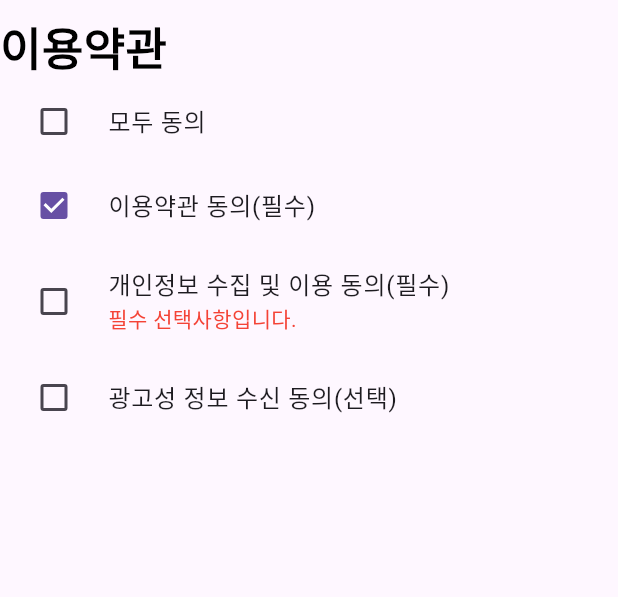
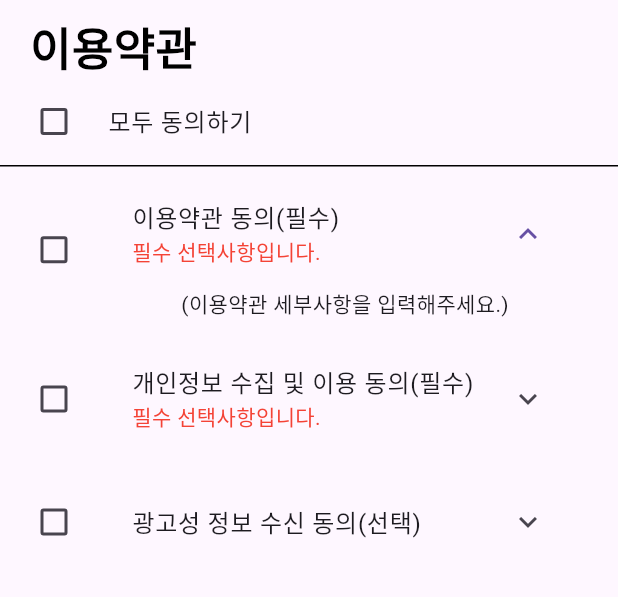
Before and after one commit to Pharmmatch/Pharmmatch_App, a Flutter app: the screen it shows after launch, after a tap on "이용약관 동의(필수)", on a phone screen of 412 x 824 dp, the part 495-1092 px from its top. Run offline on Flutter 3.47's test engine with Material 3 defaults, Android fonts, the phone set to English and light mode, and no system bars; our stand-ins replace firebase_auth, firebase_core, google_sign_in; accounts and stored records are empty.

Commit message:
expandscreen 추가함 사소한 디자인 조정

```diff
--- a/lib/screens/termsofuse_screen.dart
+++ b/lib/screens/termsofuse_screen.dart
@@ -16,10 +16,14 @@ class _TermsofuseScreenState extends State<TermsofuseScreen> {
     bool checkboxvalue3 = false;
     bool checkboxvalue4 = false;
 
+    double screenWidth = MediaQuery.of(context).size.width;
+    double screenHeight = MediaQuery.of(context).size.height;
+
     return StatefulBuilder(
         builder: (BuildContext context, StateSetter setState) {
           return Scaffold(
-              body: Column(
+              body: SingleChildScrollView(
+                child: Column(
                     children: [
                       const SizedBox(
                         height: 30
@@ -37,9 +41,12 @@ class _TermsofuseScreenState extends State<TermsofuseScreen> {
                         height: 10
                       ),
 
-                    Container(
-                      width: 1000,
-                      child: Text(
+                      const Row (
+                        children: [
+                          SizedBox(
+                            width: 20
+                          ),
+                          Text(
                           '이용약관',
                             style: TextStyle(
                               fontSize: 30.0,
@@ -48,6 +55,7 @@ class _TermsofuseScreenState extends State<TermsofuseScreen> {
                             ),
                             textAlign: TextAlign.left
                           ),
+                        ]
                       ),
 
                       CheckboxListTile(
@@ -58,44 +66,82 @@ class _TermsofuseScreenState extends State<TermsofuseScreen> {
                           });
                         },
                         controlAffinity: ListTileControlAffinity.leading,
-                      title: Text('모두 동의'),
+                        title: Text('모두 동의하기'),
+                      ),
+
+                      Divider(
+                          height: 3,
+                          color: Colors.black
                       ),
 
                       CheckboxListTile(
                         controlAffinity: ListTileControlAffinity.leading,
-                      title: Text('이용약관 동의(필수)'),
+                        title: ExpansionTile(
+                            title: new Text('이용약관 동의(필수)',
+                            ),
+                            initiallyExpanded: false,
+                            shape: InputBorder.none,
+                            children: <Widget>[
+                              Text(
+                                  '(이용약관 세부사항을 입력해주세요.)'
+                              )
+
+                            ],
+                            subtitle: !checkboxvalue2
+                            ? Text(
+                            '필수 선택사항입니다.',
+                            style: TextStyle(color: Colors.red),
+                            ) : null,
+                        ),
                         value: checkboxvalue2,
                         onChanged: (bool? value) {
                           setState(() {
                             checkboxvalue2 = value!;
                           });
                         },
+                      ),
+
+                      CheckboxListTile(
+                        controlAffinity: ListTileControlAffinity.leading,
+                        title: ExpansionTile(
+                          title: new Text('개인정보 수집 및 이용 동의(필수)',
+                          ),
+                          initiallyExpanded: false,
+                          shape: InputBorder.none,
+                          children: <Widget>[
+                            Text(
+                                '(개인정보 수집 및 이용 세부사항을 입력해주세요.)'
+                            )
+
+                          ],
                           subtitle: !checkboxvalue2
                               ? Text(
                             '필수 선택사항입니다.',
                             style: TextStyle(color: Colors.red),
                           ) : null,
                         ),
-
-                    CheckboxListTile(
-                      controlAffinity: ListTileControlAffinity.leading,
-                      title: Text('개인정보 수집 및 이용 동의(필수)'),
                         value: checkboxvalue3,
                         onChanged: (bool? value) {
                           setState(() {
                             checkboxvalue3 = value!;
                           });
                         },
-                      subtitle: !checkboxvalue3
-                          ? Text(
-                        '필수 선택사항입니다.',
-                        style: TextStyle(color: Colors.red),
-                      ) : null,
                       ),
 
                       CheckboxListTile(
                         controlAffinity: ListTileControlAffinity.leading,
-                      title: Text('광고성 정보 수신 동의(선택)'),
+                        title: ExpansionTile(
+                          title: new Text('광고성 정보 수신 동의(선택)',
+                          ),
+                          initiallyExpanded: false,
+                          shape: InputBorder.none,
+                          children: <Widget>[
+                            Text(
+                                '(이용약관 세부사항을 입력해주세요.)'
+                            )
+
+                          ],
+                        ),
                         value: checkboxvalue4,
                         onChanged: (bool? value) {
                           setState(() {
@@ -105,6 +151,7 @@ class _TermsofuseScreenState extends State<TermsofuseScreen> {
                       ),
                     ]
                 )
+              )
           );
         }
     );
```
Lines whose indentation alone changed are shown as unchanged.
